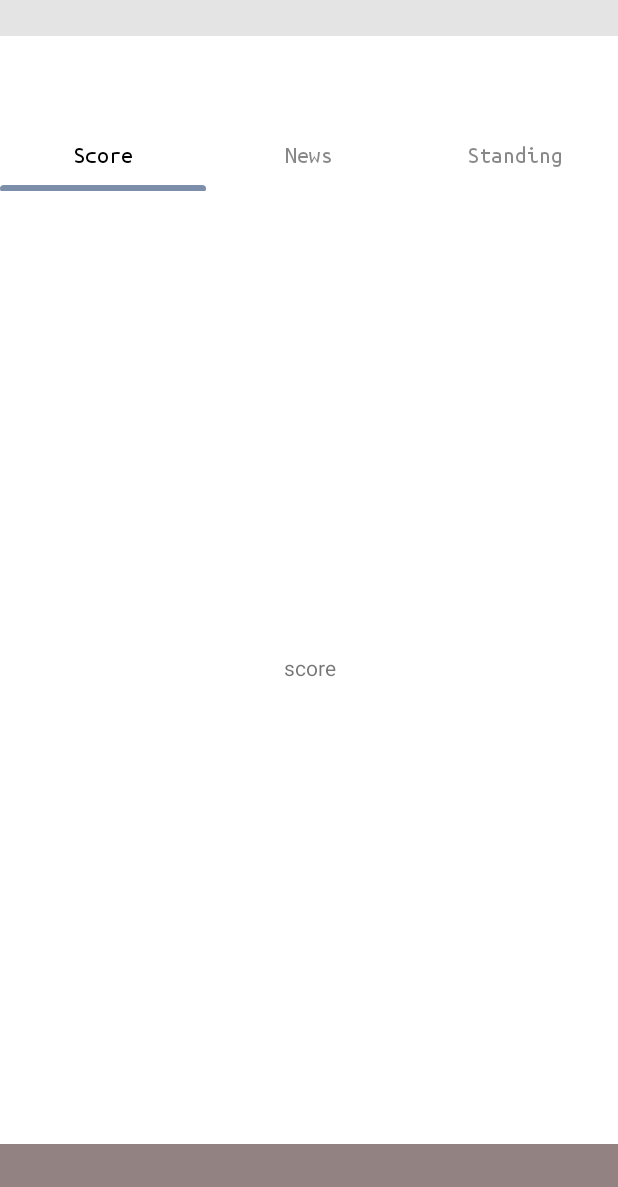
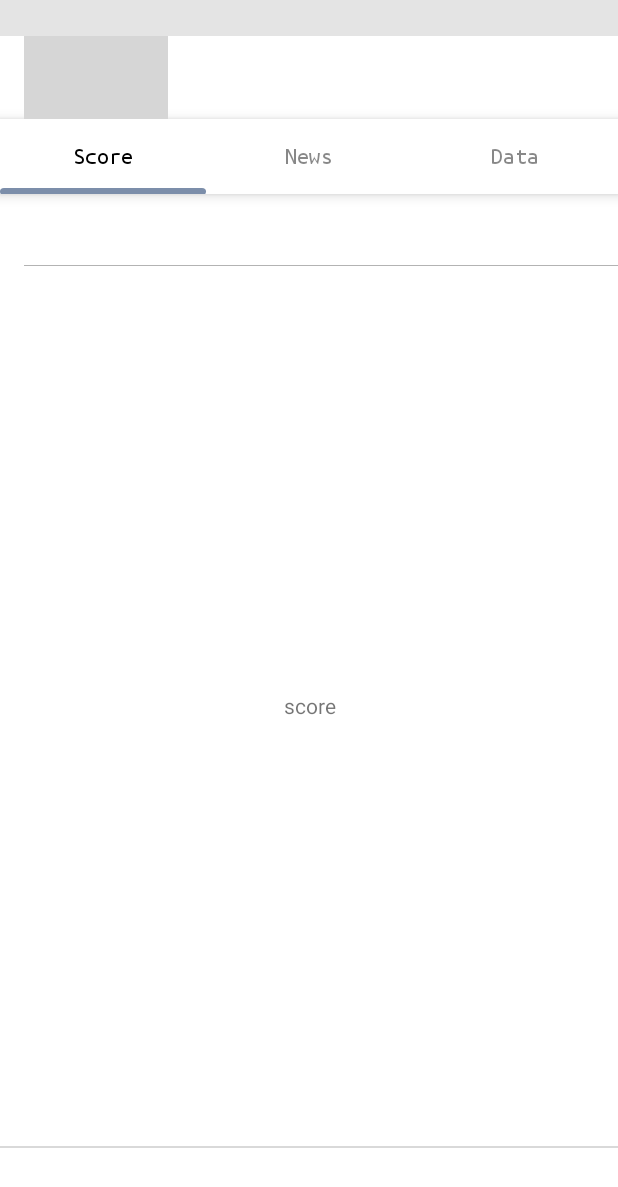
Before and after one commit to ninghoo/Cricket, an Android app: the screen it shows after launch (MainActivity), on a phone screen of 412 x 824 dp. Shown: the top 1187 px of the screen. Run offline under Robolectric (Android 15) with nearby library versions, the phone set to English and light mode, and no system bars; our stand-ins replace CircleImageView; libraries missing offline, so code that uses them is left out: com.balysv.materialmenu; grey boxes are pictures that could not be loaded.

Commit message:
second commit

```diff
--- a/CricBroad/app/build.gradle
+++ b/CricBroad/app/build.gradle
@@ -27,4 +27,8 @@ dependencies {
     compile 'com.android.support:appcompat-v7:25.3.1'
     compile 'com.android.support.constraint:constraint-layout:1.0.2'
     testCompile 'junit:junit:4.12'
+    compile 'com.android.support:design:23.3.0'
+
+    compile 'com.balysv.materialmenu:material-menu:2.0.0'
+    compile 'de.hdodenhof:circleimageview:2.1.0'
 }
--- a/CricBroad/app/src/main/java/com/example/ningfu/cricbroad/MainActivity.java
+++ b/CricBroad/app/src/main/java/com/example/ningfu/cricbroad/MainActivity.java
@@ -1,17 +1,20 @@
 package com.example.ningfu.cricbroad;
 
 import android.content.res.Resources;
+import android.graphics.Color;
 import android.os.Build;
 import android.support.v4.app.Fragment;
 import android.support.v4.app.FragmentPagerAdapter;
 import android.support.v4.view.ViewPager;
 import android.os.Bundle;
 import android.support.v4.widget.DrawerLayout;
+import android.support.v7.widget.Toolbar;
 import android.util.DisplayMetrics;
 import android.view.View;
 import android.view.WindowManager;
 import android.widget.LinearLayout;
 
+import com.balysv.materialmenu.MaterialMenuDrawable;
 import com.example.ningfu.cricbroad.Activity.CommonActivity;
 import com.example.ningfu.cricbroad.Fragment.WebFragment;
 import com.example.ningfu.cricbroad.View.ViewPagerIndicator;
@@ -23,11 +26,13 @@ import java.util.List;
 
 public class MainActivity extends CommonActivity
 {
+    private MaterialMenuDrawable materialMenu;
+
     private List<Fragment> mTabContents = new ArrayList<Fragment>();
 
     private FragmentPagerAdapter mAdapter;
     private ViewPager mViewPager;
-    private List<String> mDatas = Arrays.asList("Score", "News","Standing");
+    private List<String> mDatas = Arrays.asList("Score", "News","Data");
     private ViewPagerIndicator mIndicator;
 
     @Override
@@ -67,7 +72,7 @@ public class MainActivity extends CommonActivity
         WebFragment fragment1 = WebFragment.newInstance("news");
         mTabContents.add(fragment1);
 
-        WebFragment fragment2 = WebFragment.newInstance("standing");
+        WebFragment fragment2 = WebFragment.newInstance("Data");
         mTabContents.add(fragment2);
 
         mAdapter = new FragmentPagerAdapter(getSupportFragmentManager())
@@ -156,4 +161,18 @@ public class MainActivity extends CommonActivity
     {
         return (int) (dpValue * scale + 0.5f);
     }
+
+//    private  initToolbar()
+//    {
+//        Toolbar toolbar = (Toolbar) findViewById(R.id.toolbar);
+//        setSupportActionBar(toolbar);
+//        toolbar.setNavigationOnClickListener(new View.OnClickListener() {
+//            @Override public void onClick(View v) {
+//                // Handle your drawable state here
+//                materialMenu.animateState(newState);
+//            }
+//        });
+//        materialMenu = new MaterialMenuDrawable(this, Color.WHITE, MaterialMenuDrawable.Stroke.THIN);
+//        toolbar.setNavigationIcon(materialMenu);
+//    }
 }
--- a/CricBroad/app/src/main/res/layout/activity_main.xml
+++ b/CricBroad/app/src/main/res/layout/activity_main.xml
@@ -27,26 +27,69 @@
             android:layout_height="match_parent"
             android:orientation="vertical">
 
-            <LinearLayout
+            <android.support.design.widget.AppBarLayout
+                android:layout_width="match_parent"
+                android:layout_height="wrap_content">
+
+            <android.support.v7.widget.Toolbar
+                android:id="@+id/toolbar_navi"
                 android:layout_width="match_parent"
                 android:layout_height="55dp"
                 android:background="#ffffff"
-                android:orientation="horizontal">
+                android:orientation="horizontal" >
 
+                <de.hdodenhof.circleimageview.CircleImageView
+                    xmlns:app="http://schemas.android.com/apk/res-auto"
+                    android:id="@+id/profile_image"
+                    android:layout_width="96dp"
+                    android:layout_height="96dp"
+                    android:src="@drawable/oafront"
+                    app:civ_border_width="2dp"
+                    app:civ_border_color="#FF000000"/>
 
+                </android.support.v7.widget.Toolbar >
 
+            </android.support.design.widget.AppBarLayout>
 
-            </LinearLayout>
 
             <com.example.ningfu.cricbroad.View.ViewPagerIndicator
                 android:id="@+id/id_indicator"
                 android:layout_width="match_parent"
+                android:layout_height="50dp"
+                android:background="#fff"
+                android:elevation="5dp"
+                android:orientation="horizontal"
+                app:item_count="3" />
+
+            <android.support.v7.widget.Toolbar
+                android:id="@+id/toolbar_calendar"
+                android:layout_width="match_parent"
                 android:layout_height="48dp"
-                android:background="#fff"
-                android:orientation="horizontal"
-                app:item_count="3" >
+                android:elevation="0dp"
+                android:background="#ffffff"
+                >
 
-            </com.example.ningfu.cricbroad.View.ViewPagerIndicator>
+                <LinearLayout
+                    android:layout_width="match_parent"
+                    android:layout_height="match_parent"
+                    android:orientation="vertical">
+
+                    <LinearLayout
+                        android:layout_width="match_parent"
+                        android:layout_height="47dp"
+                        android:orientation="vertical">
+
+                        </LinearLayout>
+
+                    <View
+                        android:layout_width="match_parent"
+                        android:layout_height="1px"
+                        android:background="#b3b3b3"
+                        />
+
+                </LinearLayout>
+
+                </android.support.v7.widget.Toolbar>
 
             <android.support.v4.view.ViewPager
                 android:id="@+id/vp_pager"
@@ -58,10 +101,15 @@
 
             <LinearLayout
                 android:layout_width="match_parent"
-                android:layout_height="61dp"
-                android:background="#938282"
+                android:layout_height="60dp"
+                android:background="#ffffff"
                 android:orientation="horizontal">
 
+                <View
+                    android:layout_width="match_parent"
+                    android:layout_height="1dp"
+                    android:background="#d9d9d9"
+                    />
 
             </LinearLayout>
 
--- a/CricBroad/app/src/main/res/values/styles.xml
+++ b/CricBroad/app/src/main/res/values/styles.xml
@@ -8,4 +8,10 @@
         <item name="colorAccent">@color/colorAccent</item>
     </style>
 
+
+    <style name="Widget.Design.AppBarLayout" parent="android:Widget">
+        <item name="elevation">0dp</item>
+        <item name="android:background">?attr/colorPrimary</item>
+    </style>
+
 </resources>
```
Also changed, not shown: CricBroad/app/src/main/res/values/colors.xml (+24 -2 lines).
